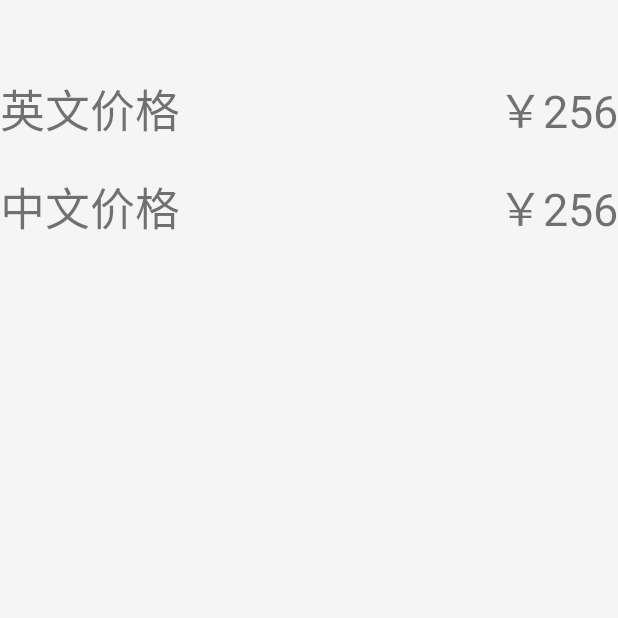
After one commit to NightMoonCat/fulicenter-201612, an Android app: the GoodsDetailsActivity screen opened directly, with no data from a screen before it, on a phone screen of 412 x 824 dp, the top half of it. The commit adds this screen. Run offline under Robolectric (Android 15) with nearby library versions, the phone set to English and light mode, and no system bars; our stand-ins replace ButterKnife; 1 statement that could not run was skipped.

Commit message:
自己的方式实现GoodsDetails商品详情的跳转和数据的显示(未优化)

```diff
--- a/app/src/main/AndroidManifest.xml
+++ b/app/src/main/AndroidManifest.xml
@@ -22,6 +22,8 @@
         </activity>
         <activity android:name=".ui.activity.BoutiqueChildActivity">
         </activity>
+        <activity android:name=".ui.activity.GoodsDetailsActivity">
+        </activity>
     </application>
 
 </manifest>
--- /dev/null
+++ b/app/src/main/java/cn/moon/fulicenter/model/net/IGoodsDetailsModel.java
@@ -0,0 +1,14 @@
+package cn.moon.fulicenter.model.net;
+
+import android.content.Context;
+
+import cn.moon.fulicenter.model.bean.GoodsDetailsBean;
+
+/**
+ * Created by Moon on 2017/3/16.
+ */
+
+public interface IGoodsDetailsModel {
+    void loadData(Context context,int goodId, OnCompleteListener<GoodsDetailsBean> listener);
+
+}
--- /dev/null
+++ b/app/src/main/java/cn/moon/fulicenter/ui/activity/GoodsDetailsActivity.java
@@ -0,0 +1,63 @@
+package cn.moon.fulicenter.ui.activity;
+
+import android.os.Bundle;
+import android.support.v7.app.AppCompatActivity;
+import android.widget.TextView;
+
+import butterknife.BindView;
+import butterknife.ButterKnife;
+import cn.moon.fulicenter.R;
+import cn.moon.fulicenter.application.I;
+import cn.moon.fulicenter.model.bean.GoodsDetailsBean;
+import cn.moon.fulicenter.model.net.GoodsDetailsModel;
+import cn.moon.fulicenter.model.net.IGoodsDetailsModel;
+import cn.moon.fulicenter.model.net.OnCompleteListener;
+import cn.moon.fulicenter.ui.view.MFGT;
+
+public class GoodsDetailsActivity extends AppCompatActivity {
+
+    int goodId;
+    IGoodsDetailsModel mModel;
+    @BindView(R.id.tvGoodsEnglishName)
+    TextView mTvGoodsEnglishName;
+    @BindView(R.id.tvCurrentPrice)
+    TextView mTvCurrentPrice;
+    @BindView(R.id.tvGoodsChineseName)
+    TextView mTvGoodsChineseName;
+    @BindView(R.id.tvSalePrice)
+    TextView mTvSalePrice;
+
+    @Override
+    protected void onCreate(Bundle savedInstanceState) {
+        super.onCreate(savedInstanceState);
+        setContentView(R.layout.activity_goods_details);
+        ButterKnife.bind(this);
+
+        goodId = getIntent().getIntExtra(I.Goods.KEY_GOODS_ID, 0);
+        if (goodId == 0) {
+            MFGT.finish(GoodsDetailsActivity.this);
+            return;
+        }
+        mModel = new GoodsDetailsModel();
+        initData();
+    }
+
+    private void initData() {
+        mModel.loadData(GoodsDetailsActivity.this, goodId, new OnCompleteListener<GoodsDetailsBean>() {
+            @Override
+            public void onSuccess(GoodsDetailsBean result) {
+                if (result != null) {
+                    mTvGoodsEnglishName.setText(result.getGoodsEnglishName());
+                    mTvGoodsChineseName.setText(result.getGoodsName());
+                    mTvCurrentPrice.setText(result.getCurrencyPrice());
+                    mTvSalePrice.setText(result.getShopPrice());
+                }
+            }
+
+            @Override
+            public void onError(String error) {
+
+            }
+        });
+    }
+}
--- /dev/null
+++ b/app/src/main/res/layout/activity_goods_details.xml
@@ -0,0 +1,48 @@
+<?xml version="1.0" encoding="utf-8"?>
+<RelativeLayout
+    xmlns:android="http://schemas.android.com/apk/res/android"
+    android:layout_width="match_parent"
+    android:layout_height="match_parent"
+    android:orientation="vertical">
+
+    <TextView
+        android:id="@+id/tvGoodsEnglishName"
+        android:layout_width="wrap_content"
+        android:layout_height="wrap_content"
+        android:layout_marginTop="50dp"
+        android:text="英文价格"
+        android:textSize="30sp"/>
+
+    <TextView
+        android:id="@+id/tvCurrentPrice"
+        android:layout_width="wrap_content"
+        android:layout_height="wrap_content"
+        android:layout_alignParentRight="true"
+        android:layout_marginTop="50dp"
+        android:layout_toRightOf="@+id/tvGoodsEnglishName"
+        android:gravity="right"
+        android:text="￥256"
+        android:textSize="30sp"/>
+
+    <TextView
+        android:layout_marginTop="20dp"
+        android:id="@+id/tvGoodsChineseName"
+        android:layout_width="wrap_content"
+        android:layout_height="wrap_content"
+        android:layout_below="@+id/tvGoodsEnglishName"
+        android:text="中文价格"
+        android:textSize="30sp"/>
+
+    <TextView
+        android:layout_marginTop="20dp"
+        android:id="@+id/tvSalePrice"
+        android:layout_width="wrap_content"
+        android:layout_height="wrap_content"
+        android:layout_alignParentRight="true"
+        android:layout_below="@id/tvCurrentPrice"
+        android:gravity="right"
+        android:paddingLeft="150sp"
+        android:text="￥256"
+        android:textSize="30sp"/>
+
+</RelativeLayout>
```
Also changed, not shown: app/src/main/java/cn/moon/fulicenter/model/net/GoodsDetailsModel.java (added, +22 -0 lines), app/src/main/java/cn/moon/fulicenter/ui/adpter/GoodsAdapter.java (+10 -1 lines), app/src/main/java/cn/moon/fulicenter/ui/view/MFGT.java (+8 -0 lines).
